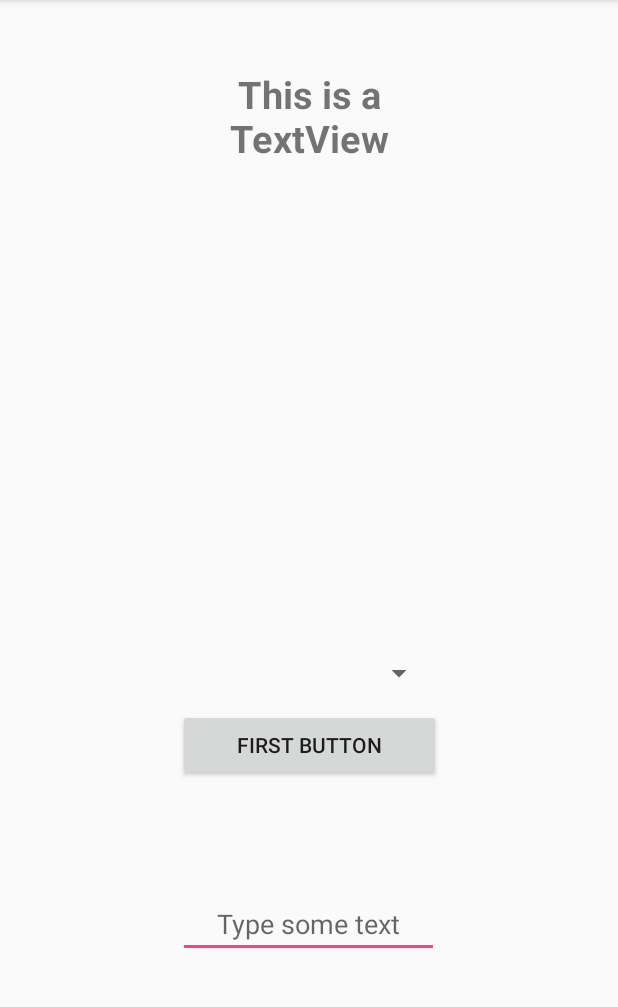
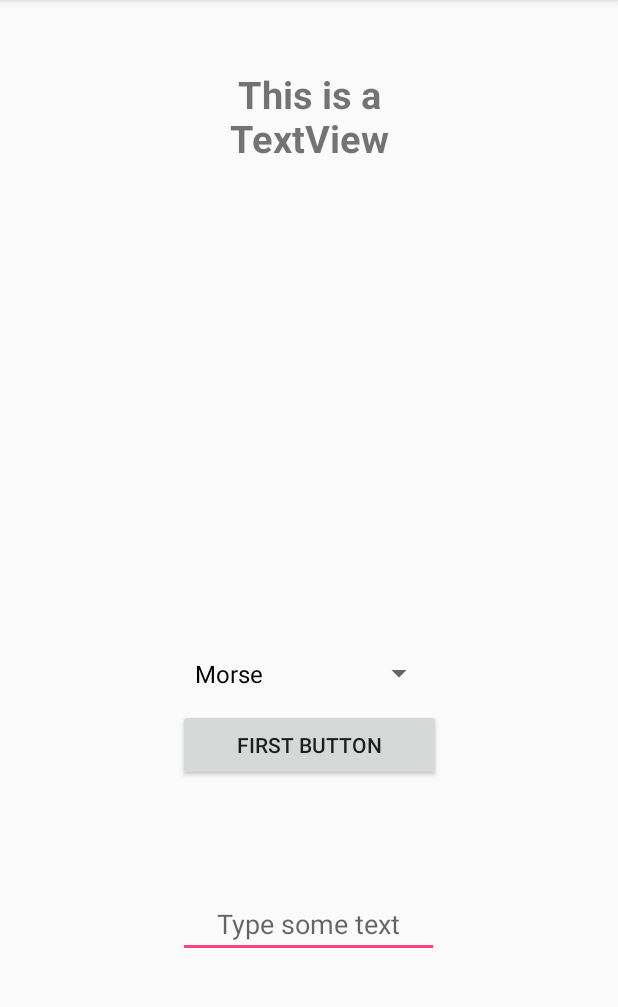
Before and after one commit to albertjimenez/TextConverterCIT, an Android app: the screen it shows after launch (MainActivity), on a phone screen of 412 x 824 dp, the part 84-1091 px from its top. Run offline under Robolectric (Android 15) with nearby library versions, the phone set to English and light mode, and no system bars.

Commit message:
Translation created. Live conversion implemented

```diff
--- a/app/src/main/java/com/cit/albertjimenez/asn1converter/MainActivity.kt
+++ b/app/src/main/java/com/cit/albertjimenez/asn1converter/MainActivity.kt
@@ -2,25 +2,70 @@ package com.cit.albertjimenez.asn1converter
 
 import android.os.Bundle
 import android.support.v7.app.AppCompatActivity
+import android.text.Editable
+import android.text.TextWatcher
+import android.util.Log
 import android.view.View
 import android.widget.AdapterView
+import android.widget.ArrayAdapter
+import com.cit.albertjimenez.asn1converter.algorithm.textToASCII
+import com.cit.albertjimenez.asn1converter.algorithm.textToMorse
+import com.cit.albertjimenez.asn1converter.algorithm.textToPhonetic
+import com.cit.albertjimenez.asn1converter.algorithm.textToSMS
+import kotlinx.android.synthetic.main.activity_main.*
+import org.jetbrains.anko.toast
 
 class MainActivity : AppCompatActivity() {
 
     private val selectionItems = listOf("Morse", "SMS", "ASCII", "Phonetic")
+    var selection = selectionItems[0]
     override fun onCreate(savedInstanceState: Bundle?) {
         super.onCreate(savedInstanceState)
         setContentView(R.layout.activity_main)
-//TODO do the spinner
-    }
-}
+        spinner.adapter = ArrayAdapter<String>(this,
+                R.layout.support_simple_spinner_dropdown_item, selectionItems)
 
-class MySpinnerListener : AdapterView.OnItemSelectedListener {
-    override fun onNothingSelected(p0: AdapterView<*>?) {
 
+        first_button.setOnClickListener { toast(getString(R.string.action_firs_button)) }
+
+        spinner.onItemSelectedListener = object : AdapterView.OnItemSelectedListener {
+            override fun onNothingSelected(p0: AdapterView<*>?) {
+                Log.d("SPINNER: ", "No item selected")
+            }
+
+            override fun onItemSelected(p0: AdapterView<*>?, p1: View?, p2: Int, p3: Long) {
+                selection = selectionItems[p2]
+                if (!first_edittext.text.isNullOrBlank()){
+                    val myText = first_edittext.text.toString()
+                    when (selection) {
+                        "Morse" -> textView.text = textToMorse(myText)
+                        "SMS" -> textView.text = textToSMS(myText)
+                        "ASCII" -> textView.text = textToASCII(myText)
+                        else -> textView.text = textToPhonetic(myText)
+
+                    }
+                }
+            }
+        }
+
+        first_edittext.addTextChangedListener(object : TextWatcher {
+            override fun afterTextChanged(p0: Editable?) {
+                val myText = p0!!.toString()
+                when (selection) {
+                    "Morse" -> textView.text = textToMorse(myText)
+                    "SMS" -> textView.text = textToSMS(myText)
+                    "ASCII" -> textView.text = textToASCII(myText)
+                    else -> textView.text = textToPhonetic(myText)
+
+                }
+            }
+
+            override fun beforeTextChanged(p0: CharSequence?, p1: Int, p2: Int, p3: Int) {
+            }
+
+            override fun onTextChanged(p0: CharSequence?, p1: Int, p2: Int, p3: Int) {
+            }
+        })
     }
 
-    override fun onItemSelected(p0: AdapterView<*>?, p1: View?, p2: Int, p3: Long) {
-
-    }
 }
--- a/app/src/main/res/layout/activity_main.xml
+++ b/app/src/main/res/layout/activity_main.xml
@@ -57,6 +57,7 @@
             android:text="@string/first_button" />
 
         <EditText
+            android:inputType="textShortMessage"
             android:id="@+id/first_edittext"
             android:layout_width="174dp"
             android:layout_height="wrap_content"
--- a/app/src/main/res/values/strings.xml
+++ b/app/src/main/res/values/strings.xml
@@ -3,4 +3,5 @@
     <string name="textFirstActivity">This is a TextView</string>
     <string name="first_button">First button</string>
     <string name="hint_first_edittext">Type some text</string>
+    <string name="action_firs_button">I\'m not doing anything yet</string>
 </resources>
```
Also changed, not shown: 1 other file.
